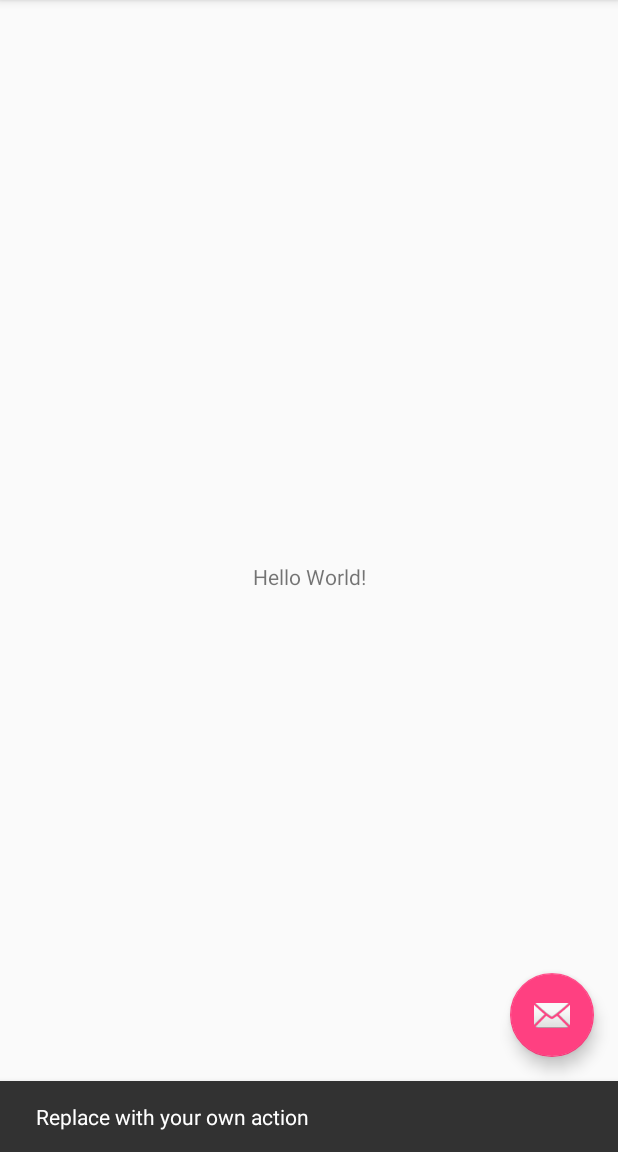
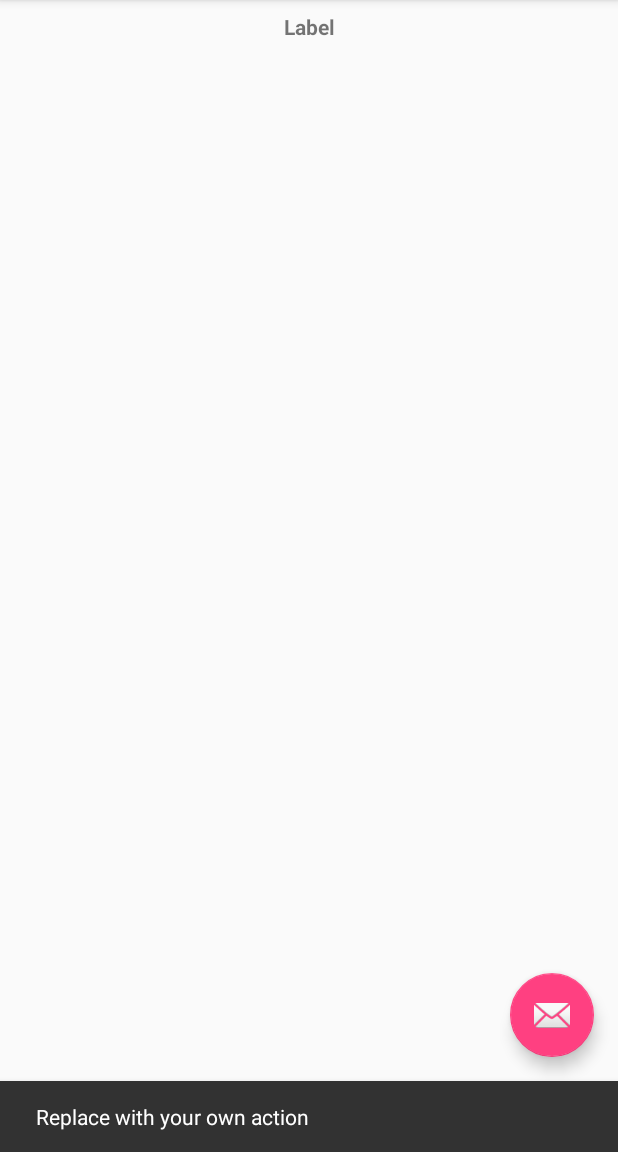
Before and after one commit to NUmeroAndDev/RangeDatePickerExample-android, an Android app: the screen it shows after launch (MainActivity), after a tap on an icon or button, on a phone screen of 412 x 824 dp, the part 84-1236 px from its top. Run offline under Robolectric (Android 15) with nearby library versions, the phone set to English and light mode, and no system bars.

Commit message:
MonthViewの追加

```diff
--- /dev/null
+++ b/app/src/main/java/com/numero/range_date_picker_example/range_date_picker/MonthView.kt
@@ -0,0 +1,16 @@
+package com.numero.range_date_picker_example.range_date_picker
+
+import android.content.Context
+import android.util.AttributeSet
+import android.view.View
+import android.widget.FrameLayout
+import com.numero.range_date_picker_example.R
+
+class MonthView @JvmOverloads constructor(context: Context, attrs: AttributeSet? = null, defStyleAttr: Int = 0) : FrameLayout(context, attrs, defStyleAttr) {
+
+    init {
+        View.inflate(context, R.layout.view_month, this)
+
+    }
+
+}
--- a/app/src/main/res/layout/content_main.xml
+++ b/app/src/main/res/layout/content_main.xml
@@ -8,10 +8,9 @@
     tools:context=".MainActivity"
     tools:showIn="@layout/activity_main">
 
-    <TextView
-        android:layout_width="wrap_content"
-        android:layout_height="wrap_content"
-        android:text="Hello World!"
+    <com.numero.range_date_picker_example.range_date_picker.MonthView
+        android:layout_width="0dp"
+        android:layout_height="0dp"
         app:layout_constraintBottom_toBottomOf="parent"
         app:layout_constraintLeft_toLeftOf="parent"
         app:layout_constraintRight_toRightOf="parent"
--- /dev/null
+++ b/app/src/main/res/layout/view_month.xml
@@ -0,0 +1,17 @@
+<?xml version="1.0" encoding="utf-8"?>
+<LinearLayout xmlns:android="http://schemas.android.com/apk/res/android"
+    android:layout_width="match_parent"
+    android:layout_height="match_parent"
+    android:orientation="vertical">
+
+    <TextView
+        android:id="@+id/monthLabelTextView"
+        android:layout_width="match_parent"
+        android:layout_height="wrap_content"
+        android:gravity="center"
+        android:padding="8dp"
+        android:text="Label"
+        android:textStyle="bold" />
+
+
+</LinearLayout>
```
